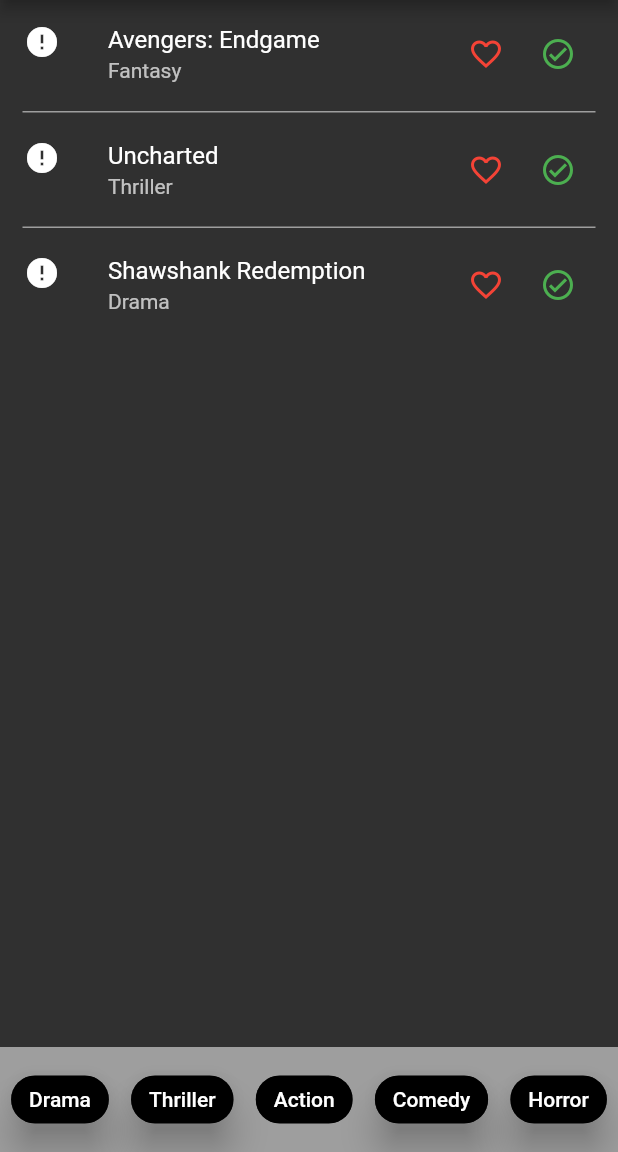
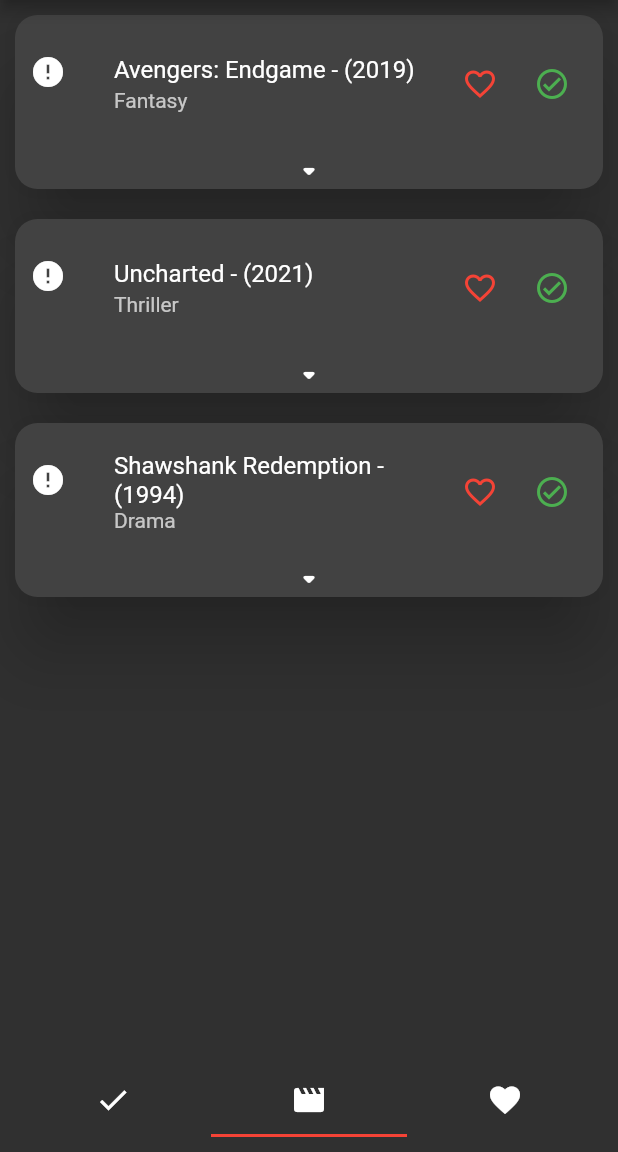
Before and after one commit to Umar-Waseem/Cine-Tracker, a Flutter app: the screen it shows after launch, on a phone screen of 412 x 824 dp, the part 84-1236 px from its top. Run offline on Flutter 3.47's test engine with Material 2 defaults, Android fonts, the phone set to English and light mode, and no system bars; network calls fail; Roboto replaces fonts that are missing (Hind).

```diff
--- a/movie_app/lib/models/movie.dart
+++ b/movie_app/lib/models/movie.dart
@@ -17,6 +17,7 @@ class Movie {
   String? imdbRating;
   bool isWatched;
   bool isFav;
+  bool expand;
   Movie({
     required this.title,
     required this.description,
@@ -34,6 +35,7 @@ class Movie {
     this.imdbRating,
     required this.isWatched,
     required this.isFav,
+    this.expand = false,
   });
 
   Map<String, dynamic> toMap() {
@@ -54,6 +56,7 @@ class Movie {
       'imdbRating': imdbRating,
       'isWatched': isWatched,
       'isFav': isFav,
+      'expand': expand,
     };
   }
 
@@ -76,6 +79,7 @@ class Movie {
           map['imdbRating'] != null ? map['imdbRating'] as String : null,
       isWatched: map['isWatched'] ?? false,
       isFav: map['isFav'] ?? false,
+      expand: map['expand'] ?? false,
     );
   }
 
--- a/movie_app/lib/providers/all_movies_provider.dart
+++ b/movie_app/lib/providers/all_movies_provider.dart
@@ -13,12 +13,14 @@ class AllMoviesProvider extends ChangeNotifier {
           "https://lumiere-a.akamaihd.net/v1/images/p_avengersendgame_19751_e14a0104.jpeg?region=0%2C0%2C540%2C810",
       isFav: false,
       year: "2019",
+      imdbRating: "8.4",
       isWatched: false,
     ),
     Movie(
       title: "Uncharted",
       description: "Description",
       genre: "Thriller",
+      imdbRating: "7.5",
       image:
           "https://m.media-amazon.com/images/M/MV5BMWEwNjhkYzYtNjgzYy00YTY2LThjYWYtYzViMGJkZTI4Y2MyXkEyXkFqcGdeQXVyNTM0OTY1OQ@@._V1_FMjpg_UX1000_.jpg",
       isFav: false,
@@ -29,6 +31,7 @@ class AllMoviesProvider extends ChangeNotifier {
       title: "Shawshank Redemption",
       description: "Description",
       genre: "Drama",
+      imdbRating: "9.3",
       image: "https://m.media-amazon.com/images/I/71TO64qm+bL._AC_SL1099_.jpg",
       isFav: false,
       year: "1994",
@@ -37,8 +40,38 @@ class AllMoviesProvider extends ChangeNotifier {
   ];
 
   // get by genre
-  List<Movie> getMoviesByGenre(String genre) {
-    return _allMovies.where((movie) => movie.genre == genre).toList();
+  List<Movie> getMoviesByGenre(List<String> genre) {
+    return _allMovies.where((movie) => genre.contains(movie.genre)).toList();
+  }
+
+  // List<String> allGenres = [];
+
+  // avaialble genres
+  List<InkWell> get availableGenres {
+    // break genre on commas
+    List<String> genres = _allMovies
+        .map((movie) => movie.genre.split(",").map((e) => e.trim()).toList())
+        .expand((element) => element)
+        .toList();
+    // genres = allGenres;
+    // remove duplicates
+    genres = genres.toSet().toList();
+    // return list of inkwell widgets
+    return genres
+        .map(
+          (genre) => InkWell(
+            onTap: () {
+              // log("tapped on $genre");
+              // selected = !selected;
+              // notifyListeners();
+            },
+            child: Chip(
+              label: Text(genre),
+              backgroundColor: Colors.black,
+            ),
+          ),
+        )
+        .toList();
   }
 
   List<Movie> get allMovies {
@@ -46,13 +79,19 @@ class AllMoviesProvider extends ChangeNotifier {
   }
 
   List<MoviePage> get allMoviePagesList {
-    return _allMovies
-        .map(
-          (movie) => MoviePage(
-            movie: movie,
-          ),
-        )
-        .toList();
+    return _allMovies.map(
+      (movie) {
+        return MoviePage(
+          movie: movie,
+        );
+      },
+    ).toList();
+  }
+
+  // toggle expand
+  void toggleExpand(Movie movie) {
+    movie.expand = !movie.expand;
+    notifyListeners();
   }
 
   void addMovie(Movie movie) {
--- a/movie_app/lib/screens/all_movies_list_view_screen.dart
+++ b/movie_app/lib/screens/all_movies_list_view_screen.dart
@@ -5,6 +5,7 @@ import '../models/movie.dart';
 import '../providers/all_movies_provider.dart';
 import '../providers/favorite_movie_provider.dart';
 import '../providers/watched_movies_provider.dart';
+import '../widgets/rating_bar.dart';
 import 'add_movie_screen.dart';
 import 'movies_page_view_screen.dart';
 
@@ -26,7 +27,6 @@ class AllMoviesListViewScreen extends StatefulWidget {
 }
 
 class _AllMoviesListViewScreenState extends State<AllMoviesListViewScreen> {
-  bool selected = false;
   @override
   Widget build(BuildContext context) {
     return Scaffold(
@@ -42,21 +42,28 @@ class _AllMoviesListViewScreenState extends State<AllMoviesListViewScreen> {
               );
             },
             icon: const Icon(Icons.add, color: Colors.white),
-          )
+          ),
         ],
       ),
-      body: ListView.separated(
-        separatorBuilder: (context, index) => const Divider(
-          indent: 15,
-          endIndent: 15,
-          color: Colors.grey,
-          thickness: 1,
-          height: 5,
-        ),
+      body: ListView.builder(
         itemCount: widget.allMoviesData.allMoviePagesList.length,
         itemBuilder: (context, index) {
           Movie currentMovie = widget.allMoviesData.allMovies[index];
-          return Dismissible(
+          if (widget.allMoviesData.allMovies.isEmpty) {
+            return const Center(
+              child: Text(
+                'No movies to watch yet',
+                style: TextStyle(fontSize: 20, color: Colors.red),
+              ),
+            );
+          } else {
+            return Card(
+              margin: const EdgeInsets.all(10),
+              shape: RoundedRectangleBorder(
+                borderRadius: BorderRadius.circular(15),
+              ),
+              elevation: 20,
+              child: Dismissible(
                 dismissThresholds: const {
                   DismissDirection.endToStart: 0.8,
                 },
@@ -77,20 +84,33 @@ class _AllMoviesListViewScreenState extends State<AllMoviesListViewScreen> {
                   }
                 },
                 key: UniqueKey(),
+                child: Column(
+                  children: [
+                    InkWell(
+                      borderRadius: BorderRadius.circular(15),
+                      onTap: () {
+                        Navigator.of(context).push(
+                          MaterialPageRoute(
+                            builder: (context) => MoviePageViewScreen(
+                              initalIndex: index,
+                              children: widget.allMoviesData.allMoviePagesList,
+                            ),
+                          ),
+                        );
+                      },
                       child: ListTile(
-              onLongPress: () {
-                widget.watchedMoviesData.toggleWatched(currentMovie);
-              },
+                        contentPadding: const EdgeInsets.all(10),
                         leading: Hero(
                           tag: index,
                           child: CachedNetworkImage(
                             imageUrl: currentMovie.image,
                             placeholder: (context, url) => const CircleAvatar(),
-                  errorWidget: (context, url, error) => const Icon(Icons.error),
+                            errorWidget: (context, url, error) =>
+                                const Icon(Icons.error),
                           ),
                         ),
                         title: Text(
-                currentMovie.title,
+                          "${currentMovie.title} - (${currentMovie.year})",
                         ),
                         subtitle: Text(
                           currentMovie.genre,
@@ -100,7 +120,26 @@ class _AllMoviesListViewScreenState extends State<AllMoviesListViewScreen> {
                           children: [
                             IconButton(
                               onPressed: () {
-                      widget.favMoviesData.toggleFavorite(currentMovie);
+                                widget.favMoviesData
+                                    .toggleFavorite(currentMovie);
+                                // snackbar
+                                ScaffoldMessenger.of(context).showSnackBar(
+                                  SnackBar(
+                                    backgroundColor: currentMovie.isFav
+                                        ? Colors.green
+                                        : Colors.red,
+                                    behavior: SnackBarBehavior.floating,
+                                    margin: const EdgeInsets.all(10),
+                                    content: Text(
+                                      currentMovie.isFav
+                                          ? 'Added to favorites'
+                                          : 'Removed from favorites',
+                                      style:
+                                          const TextStyle(color: Colors.white),
+                                    ),
+                                    duration: const Duration(seconds: 1),
+                                  ),
+                                );
                               },
                               icon: Icon(
                                 currentMovie.isFav
@@ -111,7 +150,26 @@ class _AllMoviesListViewScreenState extends State<AllMoviesListViewScreen> {
                             ),
                             IconButton(
                               onPressed: () {
-                      widget.watchedMoviesData.toggleWatched(currentMovie);
+                                widget.watchedMoviesData
+                                    .toggleWatched(currentMovie);
+                                // snackbar
+                                ScaffoldMessenger.of(context).showSnackBar(
+                                  SnackBar(
+                                    backgroundColor: currentMovie.isWatched
+                                        ? Colors.green
+                                        : Colors.red,
+                                    behavior: SnackBarBehavior.floating,
+                                    margin: const EdgeInsets.all(10),
+                                    content: Text(
+                                      currentMovie.isWatched
+                                          ? 'Added to watched'
+                                          : 'Removed from watched',
+                                      style:
+                                          const TextStyle(color: Colors.white),
+                                    ),
+                                    duration: const Duration(seconds: 1),
+                                  ),
+                                );
                               },
                               icon: Icon(
                                 currentMovie.isWatched
@@ -122,76 +180,47 @@ class _AllMoviesListViewScreenState extends State<AllMoviesListViewScreen> {
                             ),
                           ],
                         ),
-              onTap: () {
-                Navigator.of(context).push(
-                  MaterialPageRoute(
-                    builder: (context) => MoviePageViewScreen(
-                      initalIndex: index,
-                      children: widget.allMoviesData.allMoviePagesList,
                       ),
                     ),
-                );
-              },
-            ),
-          );
-        },
-      ),
-      bottomSheet: Container(
-        height: 70,
-        color: Colors.grey,
-        child: Row(
-          mainAxisAlignment: MainAxisAlignment.spaceAround,
-          children: [
+                    // RatingBar(currentMovie: currentMovie),
+                    if (!currentMovie.expand)
                       InkWell(
                         onTap: () {
-                setState(() {
-                  selected = !selected;
-                });
+                          widget.allMoviesData.toggleExpand(currentMovie);
                         },
-              child: Chip(
-                elevation: selected ? 0 : 10,
-                label: const Text(
-                  "Drama",
-                  style: TextStyle(color: Colors.white),
+                        child: const Icon(Icons.arrow_drop_down_rounded),
                       ),
-                backgroundColor: selected ? Colors.red : Colors.black,
+                    if (currentMovie.expand)
+                      Column(
+                        children: [
+                          RatingBar(currentMovie: currentMovie),
+                          InkWell(
+                            onTap: () {
+                              widget.allMoviesData.toggleExpand(currentMovie);
+                            },
+                            child: const Icon(Icons.arrow_drop_up_rounded),
                           ),
-            ),
-            const Chip(
-              elevation: 10,
-              label: Text(
-                "Thriller",
-                style: TextStyle(color: Colors.white),
-              ),
-              backgroundColor: Colors.black,
-            ),
-            const Chip(
-              elevation: 0,
-              label: Text(
-                "Action",
-                style: TextStyle(color: Colors.white),
-              ),
-              backgroundColor: Colors.black,
-            ),
-            const Chip(
-              elevation: 10,
-              label: Text(
-                "Comedy",
-                style: TextStyle(color: Colors.white),
-              ),
-              backgroundColor: Colors.black,
-            ),
-            const Chip(
-              elevation: 10,
-              label: Text(
-                "Horror",
-                style: TextStyle(color: Colors.white),
-              ),
-              backgroundColor: Colors.black,
+                        ],
                       ),
                   ],
                 ),
               ),
             );
           }
+        },
+      ),
+      // bottomSheet: Container(
+      // height: 70,
+      //   width: double.infinity,
+      //   color: Colors.grey,
+      //   child: Wrap(
+      //     alignment: WrapAlignment.center,
+      //     spacing: 5,
+      //     children: [
+      //       ...widget.allMoviesData.availableGenres,
+      //     ],
+      //   ),
+      // ),
+    );
   }
+}
--- a/movie_app/lib/screens/main_page.dart
+++ b/movie_app/lib/screens/main_page.dart
@@ -4,7 +4,6 @@ import 'package:provider/provider.dart';
 import '../providers/all_movies_provider.dart';
 import '../providers/favorite_movie_provider.dart';
 import '../providers/watched_movies_provider.dart';
-import 'add_movie_screen.dart';
 import 'all_movies_list_view_screen.dart';
 import 'fav_movies_list_view_screen.dart';
 import 'watched_movies_list_view_screen.dart';
@@ -17,18 +16,18 @@ class MainPage extends StatefulWidget {
 }
 
 class _MainPageState extends State<MainPage> {
-  final controller = PageController(initialPage: 1);
+  // final controller = TabController();
   @override
   Widget build(BuildContext context) {
     final allMoviesData = Provider.of<AllMoviesProvider>(context);
     final favMoviesData = Provider.of<FavoriteMovieProvider>(context);
     final watchedMoviesData = Provider.of<WatchedMoviesProvider>(context);
-    return Scaffold(
-
+    return DefaultTabController(
+      length: 3,
+      initialIndex: 1,
+      child: Scaffold(
         backgroundColor: Colors.black,
-      body: PageView(
-        scrollDirection: Axis.horizontal,
-        controller: controller,
+        body: TabBarView(
           children: [
             WatchedMoviesListViewScreen(
               watchedMoviesData: watchedMoviesData,
@@ -44,6 +43,23 @@ class _MainPageState extends State<MainPage> {
             ),
           ],
         ),
+        bottomSheet: const TabBar(
+          unselectedLabelColor: Colors.white,
+          indicatorColor: Colors.red,
+          padding: EdgeInsets.all(10),
+          tabs: [
+            Tab(
+              icon: Icon(Icons.check),
+            ),
+            Tab(
+              icon: Icon(Icons.movie),
+            ),
+            Tab(
+              icon: Icon(Icons.favorite),
+            ),
+          ],
+        ),
+      ),
     );
   }
 }
```
Also changed, not shown: movie_app/lib/widgets/rating_bar.dart (added, +50 -0 lines). Lines whose indentation alone changed are shown as unchanged.
